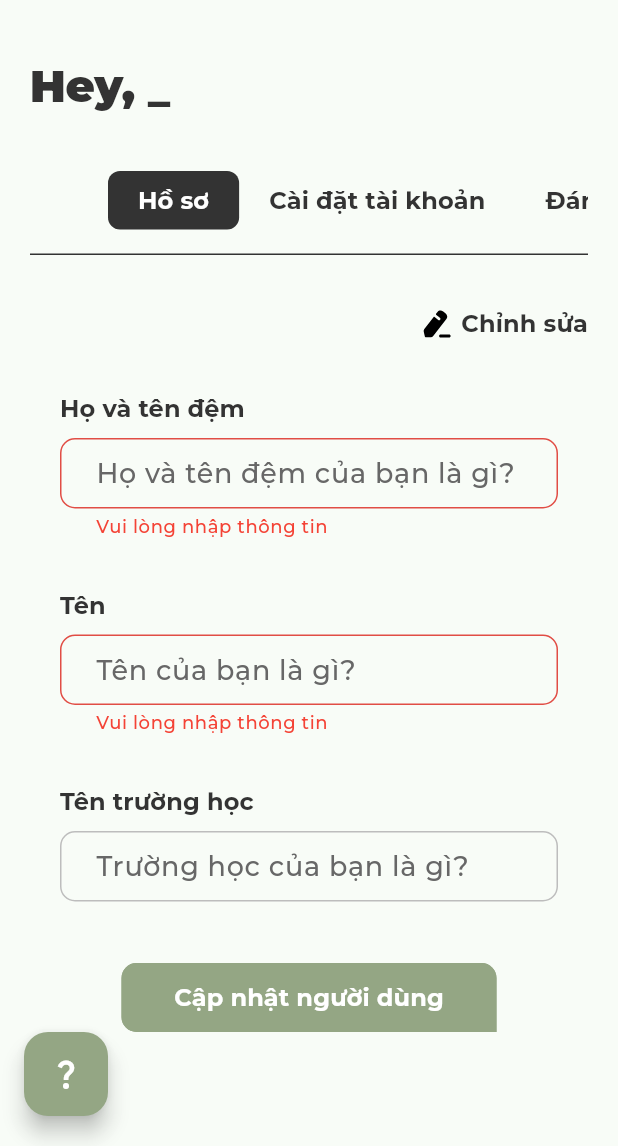
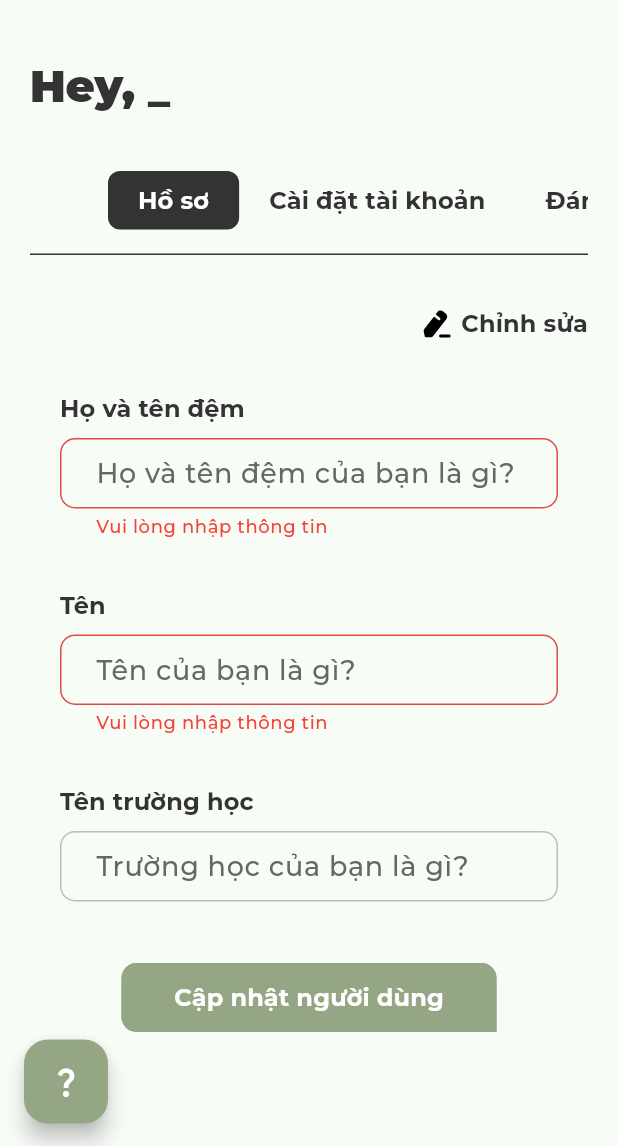
Before and after one commit to xuuanthuc/rank_your_uni, a Flutter app: the ProfileView screen opened directly with empty values, after a tap on "Cập nhật người dùng", on a phone screen of 412 x 824 dp, the part 90-1236 px from its top. Run offline on Flutter 3.47's test engine with Material 3 defaults, Android fonts, the phone set to English and light mode, and no system bars; our stand-ins replace auto_size_text, bloc, connectivity_plus, dio, dropdown_button2, equatable and 12 more; accounts and stored records are empty; generated files the repository leaves out were written again; network calls fail; project files that could hold a hidden picture were left out.

Commit message:
update UI

```diff
--- a/lib/l10n/app_en.arb
+++ b/lib/l10n/app_en.arb
@@ -158,7 +158,6 @@
   "legal": "Pháp lý",
   "termsOfService": "Điều khoản dịch vụ",
   "privacyPolicy": "Chính sách bảo mật",
-  "aboutMe": "Về chúng tôi",
   "contact": "Liên hệ",
   "reportSuccess": "Báo cáo thành công",
   "subtitleReportSuccess": "Chúng tôi sẽ xem sét báo cáo của bạn",
--- a/lib/l10n/app_vi.arb
+++ b/lib/l10n/app_vi.arb
@@ -158,7 +158,6 @@
   "legal": "Pháp lý",
   "termsOfService": "Điều khoản dịch vụ",
   "privacyPolicy": "Chính sách bảo mật",
-  "aboutMe": "Về chúng tôi",
   "contact": "Liên hệ",
   "reportSuccess": "Báo cáo thành công",
   "subtitleReportSuccess": "Chúng tôi sẽ xem sét báo cáo của bạn",
--- a/lib/src/screens/widgets/base_scaffold.dart
+++ b/lib/src/screens/widgets/base_scaffold.dart
@@ -53,7 +53,7 @@ class _AppScaffoldState extends State<AppScaffold> {
           appBar: AppbarCommon(keyword: widget.keyword),
           floatingActionButtonLocation: FloatingActionButtonLocation.startDocked,
           floatingActionButton: Padding(
-            padding: const EdgeInsets.only(bottom: 20),
+            padding: const EdgeInsets.only(bottom: 15),
             child: FloatingActionButton(
               onPressed: () {
                 showDialog<void>(
--- a/lib/src/screens/widgets/footer_common.dart
+++ b/lib/src/screens/widgets/footer_common.dart
@@ -111,18 +111,6 @@ class _FooterCommonState extends State<FooterCommon> {
                                 ),
                               ],
                             ),
-                            const SizedBox(height: 40),
-                            FooterCategoryTitle(text: text.aboutMe),
-                            const SizedBox(height: 20),
-                            Row(
-                              mainAxisAlignment: MainAxisAlignment.start,
-                              children: [
-                                FooterOptionButton(
-                                  label: text.contact,
-                                  onTap: () => context.goNamed(RouteKey.terms),
-                                ),
-                              ],
-                            ),
                           ],
                         )
                       : Container(),
@@ -208,31 +196,6 @@ class _FooterCommonState extends State<FooterCommon> {
                                           label: text.privacyPolicy,
                                           onTap: () =>
                                               context.goNamed(RouteKey.policy),
-                                        ),
-                                      ],
-                                    ),
-                                    const SizedBox(width: 50),
-                                    Column(
-                                      mainAxisAlignment:
-                                          MainAxisAlignment.center,
-                                      crossAxisAlignment:
-                                          CrossAxisAlignment.start,
-                                      children: [
-                                        FooterCategoryTitle(text: text.aboutMe),
-                                        const SizedBox(height: 20),
-                                        FooterOptionButton(
-                                          label: text.contact,
-                                          onTap: () =>
-                                              context.goNamed(RouteKey.terms),
-                                        ),
-                                        const SizedBox(height: 8),
-                                        Opacity(
-                                          opacity: 0,
-                                          child: FooterOptionButton(
-                                            label: text.contact,
-                                            onTap: () =>
-                                                context.goNamed(RouteKey.terms),
-                                          ),
                                         ),
                                       ],
                                     ),
```
Also changed, not shown: lib/src/repositories/user_repository.dart (+15 -0 lines), lib/src/screens/authentication/widgets/sign_up_form.dart (+1 -6 lines), lib/src/screens/profile/bloc/profile_cubit.dart (+8 -0 lines), 1 other file.
